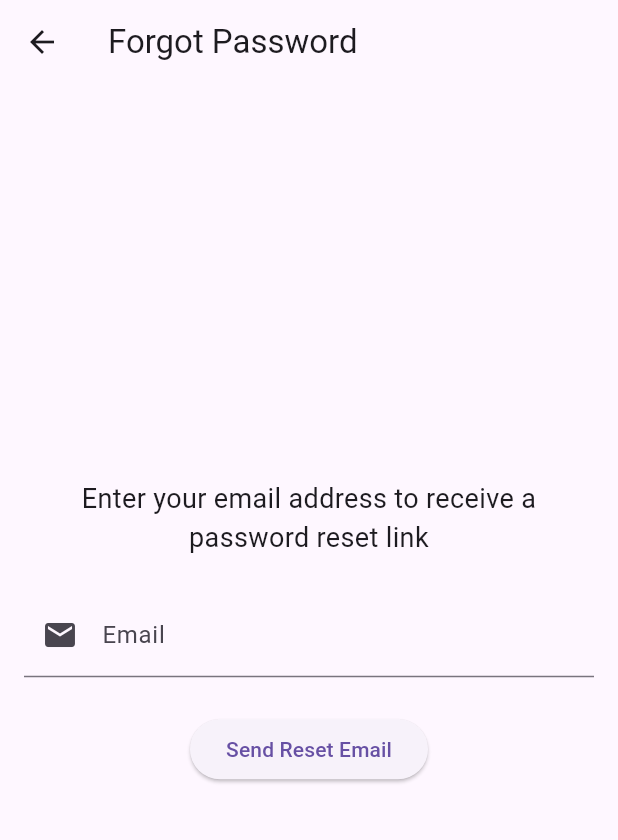
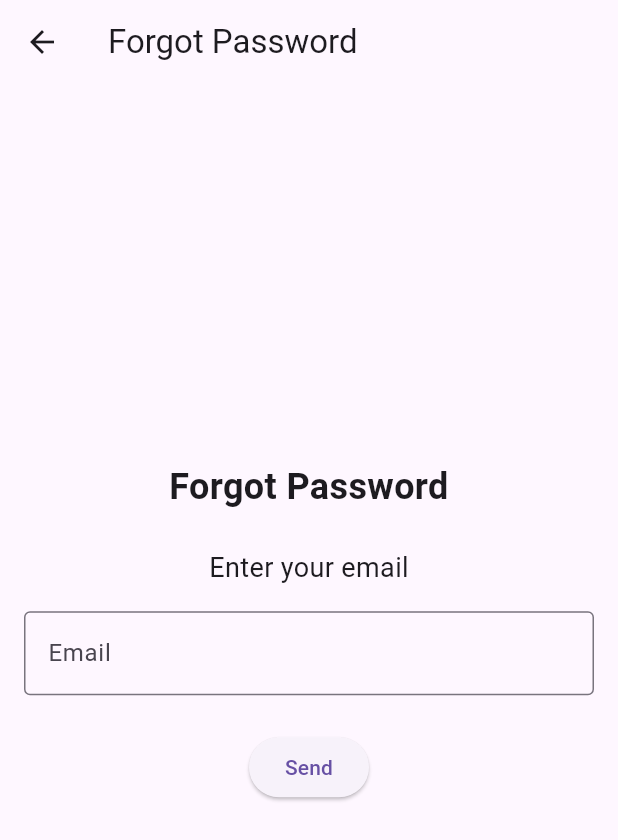
Before and after one commit to Nimsara2001/voicense_frontend, a Flutter app: the screen it shows after launch, after a tap on "Forgot password?", on a phone screen of 412 x 824 dp. Shown: the top 840 px of the screen. Run offline on Flutter 3.47's test engine with Material 3 defaults, Android fonts, the phone set to English and light mode, and no system bars; our stand-ins replace equatable, flutter_bloc, flutter_markdown, flutter_tts, get, permission_handler; missing offline and left inert: record; network calls fail.

Commit message:
forget password page

```diff
--- a/lib/app/modules/forget_password/bindings/forget_password_binding.dart
+++ b/lib/app/modules/forget_password/bindings/forget_password_binding.dart
@@ -1,5 +1,4 @@
 import 'package:get/get.dart';
-
 import '../controllers/forget_password_controller.dart';
 
 class ForgetPasswordBinding extends Bindings {
--- a/lib/app/modules/forget_password/views/forget_password_view.dart
+++ b/lib/app/modules/forget_password/views/forget_password_view.dart
@@ -17,26 +17,22 @@ class ForgetPasswordView extends GetView<ForgetPasswordController> {
           mainAxisAlignment: MainAxisAlignment.center,
           children: [
             const Text(
-              'Enter your email address to receive a password reset link',
+              'Forgot Password',
               textAlign: TextAlign.center,
+              style: TextStyle(fontSize: 24.0, fontWeight: FontWeight.bold),
+            ),
+            const SizedBox(height: 24.0),
+            const Text(
+              'Enter your email',
               style: TextStyle(fontSize: 18.0),
             ),
-            const SizedBox(height: 24.0),
-            TextFormField(
+            const SizedBox(height: 16.0),
+            TextField(
               controller: controller.emailController,
               decoration: const InputDecoration(
-                labelText: 'Email',
-                prefixIcon: Icon(Icons.email),
+                hintText: 'Email',
+                border: OutlineInputBorder(),
               ),
-              validator: (value) {
-                if (value!.isEmpty) {
-                  return 'Please enter your email address';
-                }
-                if (!GetUtils.isEmail(value)) {
-                  return 'Please enter a valid email address';
-                }
-                return null;
-              },
             ),
             const SizedBox(height: 24.0),
             Obx(
@@ -48,7 +44,7 @@ class ForgetPasswordView extends GetView<ForgetPasswordController> {
                     ? const CircularProgressIndicator(
                         valueColor: AlwaysStoppedAnimation<Color>(Colors.white),
                       )
-                    : const Text('Send Reset Email'),
+                    : const Text('Send'),
               ),
             ),
             const SizedBox(height: 16.0),
--- a/lib/app/modules/signup/controllers/signup_controller.dart
+++ b/lib/app/modules/signup/controllers/signup_controller.dart
@@ -11,7 +11,6 @@ enum Selection { lecturer, student, none }
 class SignupController extends GetxController {
   final selectedSelection = Selection.none.obs;
 
-  // get emailController => null;
 
   void updateSelection(Selection selection) {
     selectedSelection.value = selection;
```
Also changed, not shown: lib/app/modules/forget_password/controllers/forget_password_controller.dart (+31 -44 lines).
